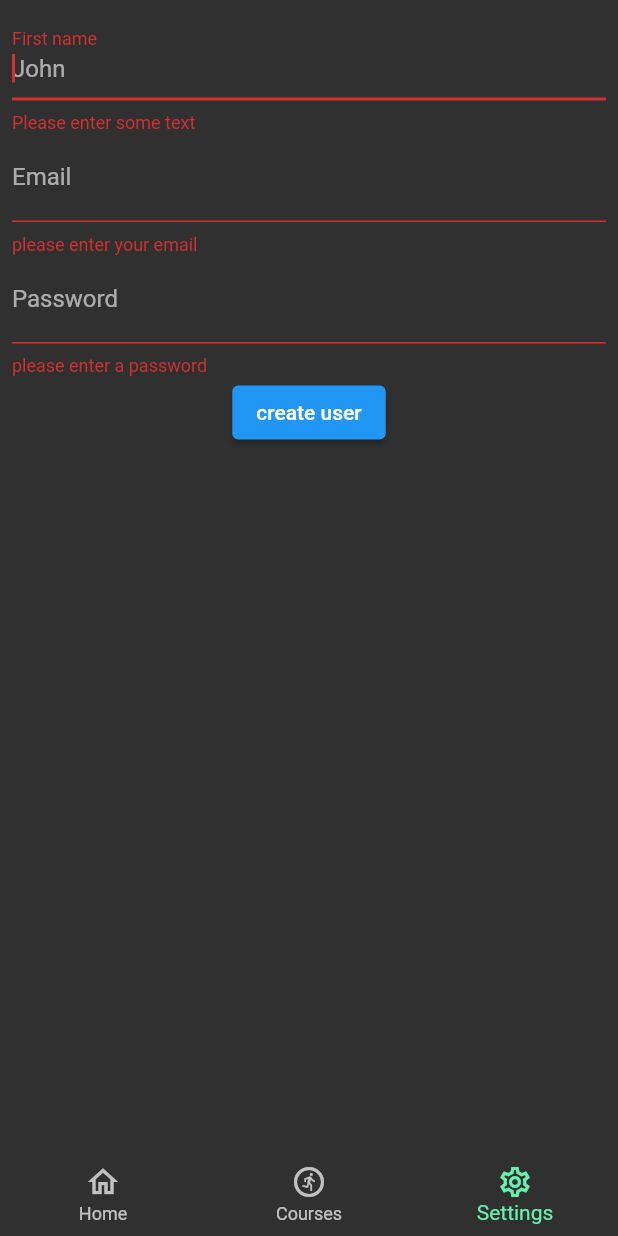
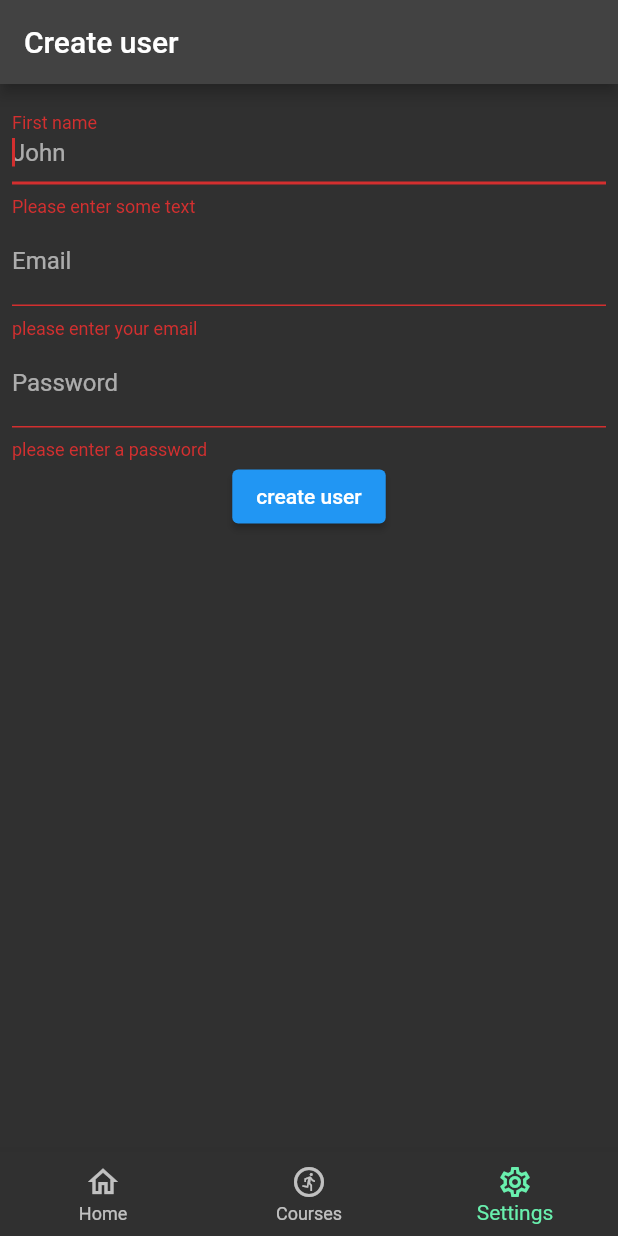
Before and after one commit to johannesskagius/crawlcoach, a Flutter app: the screen it shows after launch, swiped to page 3, on a phone screen of 412 x 824 dp. Run offline on Flutter 3.47's test engine with Material 2 defaults, Android fonts, the phone set to English and light mode, and no system bars; our stand-ins replace firebase_auth, firebase_core, firebase_database, shared_preferences, video_player; accounts and stored records are empty.

Commit message:
didn't do the changes

```diff
--- a/lib/account/create_user.dart
+++ b/lib/account/create_user.dart
@@ -21,7 +21,7 @@ class _CreateUserState extends State<CreateUser> {
   @override
   Widget build(BuildContext context) {
     final _formKey = GlobalKey<FormState>();
-    final _height = MediaQuery.of(context).size.height;
+    final _height = MediaQuery.of(context).size.height - AppBar().preferredSize.height;
     final _width = MediaQuery.of(context).size.width;
 
     List<TextEditingController> _txtEditList =
@@ -63,7 +63,11 @@ class _CreateUserState extends State<CreateUser> {
       }
     }
 
-    return SizedBox(
+    return Scaffold(
+      appBar: AppBar(
+        title: Text('Create user'),
+      ),
+      body: SizedBox(
         height: _height,
         width: _width,
         child: Container(
@@ -145,6 +149,7 @@ class _CreateUserState extends State<CreateUser> {
             ],
           ),
         ),
+      ),
     );
   }
 }
--- a/lib/home.dart
+++ b/lib/home.dart
@@ -9,6 +9,7 @@ class Home extends StatefulWidget {
   @override
   State<Home> createState() => _HomeState();
 }
+
 
 class _HomeState extends State<Home> {
   Session _nextSession = Session('loading', '', <dynamic>[], '');
--- a/lib/session/excerise/abs_exercise.dart
+++ b/lib/session/excerise/abs_exercise.dart
@@ -22,7 +22,7 @@ class Exercise {
     'perk1': _perk1,
     'perk2': _perk2,
     'perk3': _perk3,
-    'description': description,
+    'description': _description,
   };
 
   List<dynamic> get description => _description;
```
Also changed, not shown: lib/session/session_view_02.dart (+7 -6 lines), lib/settings.dart (+12 -5 lines). Lines whose indentation alone changed are shown as unchanged.
